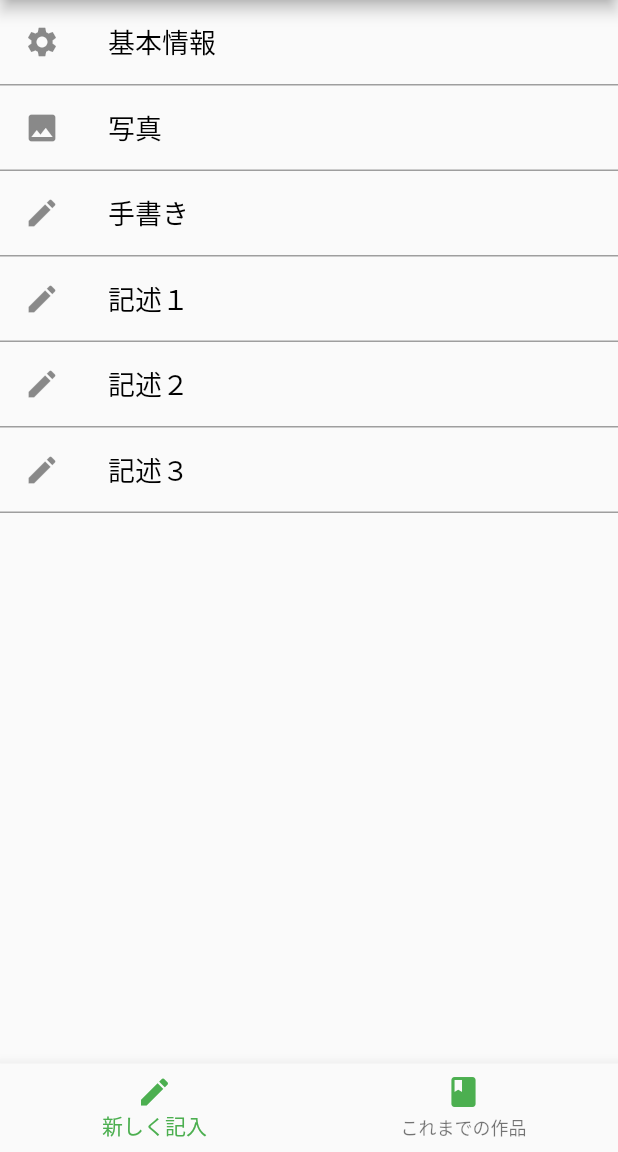
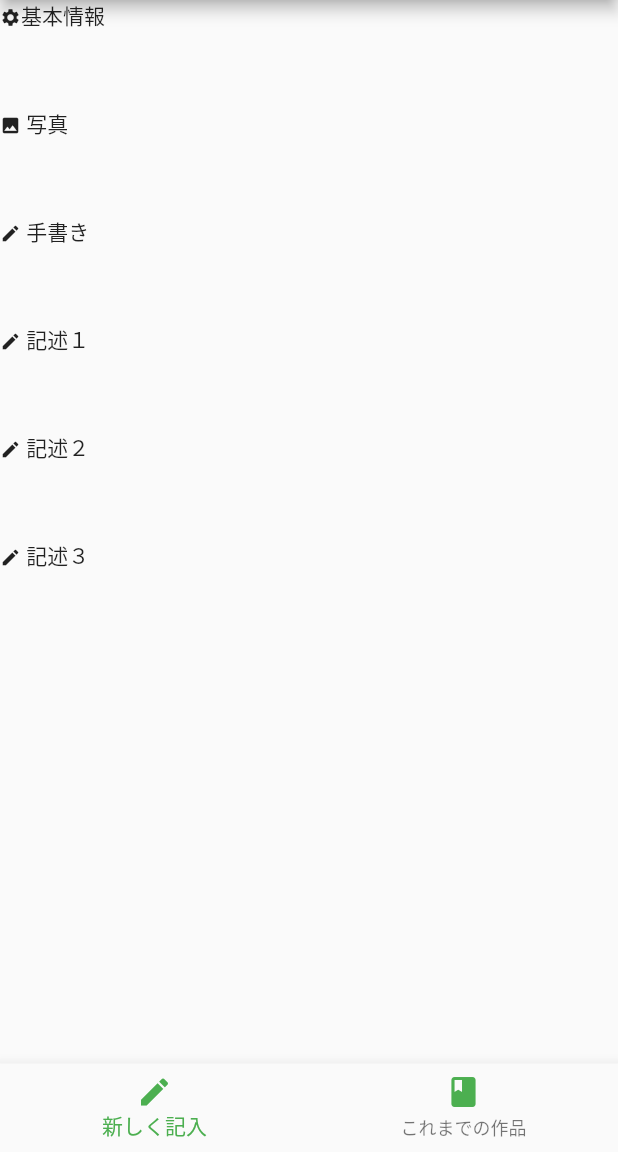
Before and after one commit to sidadora/five_sense_tells, a Flutter app: the screen it shows after launch, on a phone screen of 412 x 824 dp, the part 84-1236 px from its top. Run offline on Flutter 3.47's test engine with Material 2 defaults, Android fonts, the phone set to English and light mode, and no system bars; drawn by our look-alikes of styled_text; our stand-ins replace flutter_riverpod, google_fonts.

Commit message:
no message

```diff
--- a/lib/edit/basic_info.dart
+++ b/lib/edit/basic_info.dart
@@ -0,0 +1,13 @@
+import 'package:flutter/material.dart';
+
+// ignore: use_key_in_widget_constructors
+class BasicInfo extends StatelessWidget {
+  final titleText = 'OurHomeTown';
+
+  @override
+  Widget build(BuildContext context) {
+    return const MaterialApp(
+      title: 'BasicInfoPage',
+    );
+  }
+}
--- a/lib/edit/edit_page.dart
+++ b/lib/edit/edit_page.dart
@@ -1,4 +1,6 @@
+import 'package:five_sense_tells/edit/basic_info.dart';
 import 'package:flutter/material.dart';
+import 'package:styled_text/styled_text.dart';
 
 class EditPage extends StatelessWidget {
   final titleText = 'OurHomeTown';
@@ -6,8 +8,10 @@ class EditPage extends StatelessWidget {
 
   @override
   Widget build(BuildContext context) {
+    // ignore: prefer_const_constructors
     return MaterialApp(
       debugShowCheckedModeBanner: false,
+      // ignore: prefer_const_constructors
       home: EditPageWidget(),
     );
   }
@@ -21,56 +25,77 @@ class EditPageWidget extends StatefulWidget {
 }
 
 class _EditPageWidgetState extends State<EditPageWidget> {
-  int _selectedIndex = 0;
-  late List<Widget> _pages;
   final String title = "五感観察日誌";
 
-  @override
-  void initState() {
-    _pages = [
-      EditPage(),
+  // ignore: non_constant_identifier_names
+  final list_item = [
+    // ignore: deprecated_member_use
+    StyledText(
+      text: '<settings/>基本情報',
+      tags: {
+        'settings': StyledTextIconTag(Icons.settings),
+      },
+    ),
+    StyledText(
+      text: '<photo/> 写真',
+      tags: {
+        'photo': StyledTextIconTag(Icons.photo),
+      },
+    ),
+    StyledText(
+      text: '<edit/> 手書き',
+      tags: {
+        'edit': StyledTextIconTag(Icons.edit),
+      },
+    ),
+    StyledText(
+      text: '<edit/> 記述１',
+      tags: {
+        'edit': StyledTextIconTag(Icons.edit),
+      },
+    ),
+    StyledText(
+      text: '<edit/> 記述２',
+      tags: {
+        'edit': StyledTextIconTag(Icons.edit),
+      },
+    ),
+    StyledText(
+      text: '<edit/> 記述３',
+      tags: {
+        'edit': StyledTextIconTag(Icons.edit),
+      },
+    ),
+  ];
+  late List<Widget> pages = [
+    BasicInfo(),
     EditPage(),
     EditPage(),
     EditPage(),
     EditPage(),
     EditPage(),
   ];
-    super.initState();
-  }
-
+  int idx = 0;
   @override
   Widget build(BuildContext context) {
     return Scaffold(
-      body: ListView(
-        children: [
-          _menuItem("基本情報", Icon(Icons.settings)),
-          _menuItem("写真", Icon(Icons.photo)),
-          _menuItem("手書き", Icon(Icons.edit)),
-          _menuItem("記述１", Icon(Icons.edit)),
-          _menuItem("記述２", Icon(Icons.edit)),
-          _menuItem("記述３", Icon(Icons.edit)),
-        ],
+      body: ListView.builder(
+        itemBuilder: (BuildContext context, int index) {
+          return list_item[index];
+        },
+        itemCount: list_item.length,
+        prototypeItem: Padding(
+          padding: const EdgeInsets.all(8.0),
+          child: ListTile(
+            onTap: () {
+              Navigator.push(
+                context,
+                MaterialPageRoute(builder: (context) => BasicInfo()),
+              );
+            },
+          ),
+        ),
       ),
     );
   }
 }
-
-Widget _menuItem(String title, Icon icon) {
-  return Container(
-    decoration: new BoxDecoration(
-        border: new Border(bottom: BorderSide(width: 1.0, color: Colors.grey))),
-    child: ListTile(
-      leading: icon,
-      title: Text(
-        title,
-        style: TextStyle(color: Colors.black, fontSize: 18.0),
-      ),
-      onTap: () {
-        print("onTap called.");
-      }, // タップ
-      onLongPress: () {
-        print("onLongPress called.");
-      }, // 長押し
-    ),
-  );
-}
--- a/pubspec.yaml
+++ b/pubspec.yaml
@@ -19,6 +19,7 @@ dependencies:
   firebase_core: ^1.12.0
   flutter_riverpod: ^0.14.0+3
   flutter_native_splash: ^1.2.3
+  styled_text: ^3.0.4
 
 dev_dependencies:
   flutter_test:
```
Also changed, not shown: pubspec.lock. Lines whose indentation alone changed are shown as unchanged.
